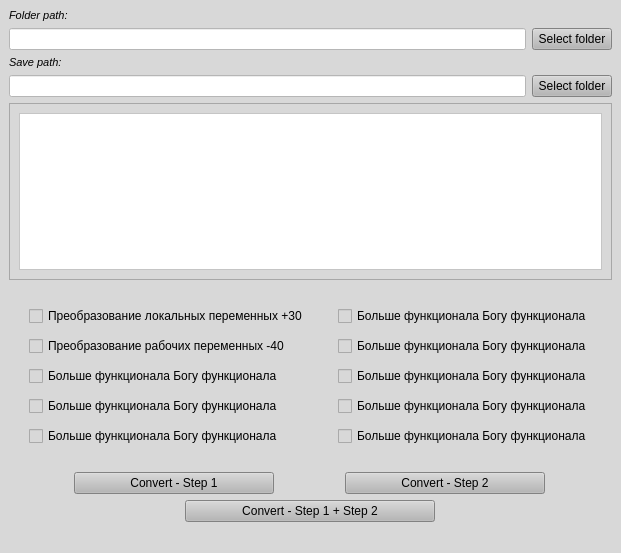
Qt form design.ui (licwim/Fanuc) before a commit.
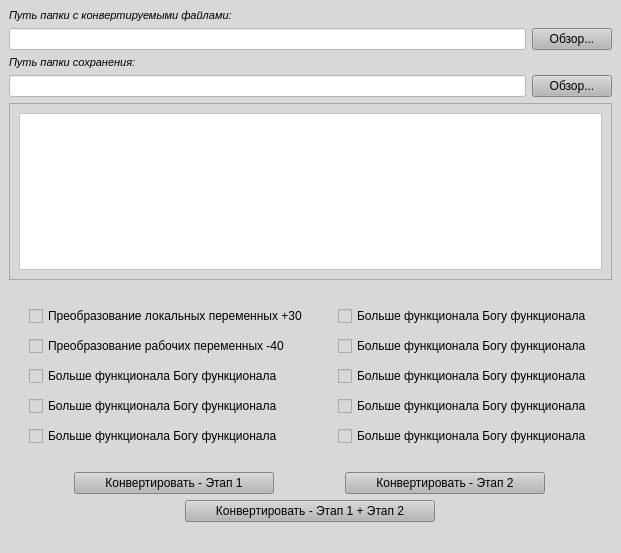
The same form after that commit. Icons and pictures are not drawn.

The edit to the form file:
```diff
--- a/design.ui
+++ b/design.ui
@@ -36,7 +36,7 @@
          <string notr="true">color: rgb(0, 0, 0);</string>
         </property>
         <property name="text">
-         <string>Folder path:</string>
+         <string>Путь папки с конвертируемыми файлами:</string>
         </property>
        </widget>
       </item>
@@ -53,7 +53,7 @@
 color: rgb(0, 0, 0);</string>
         </property>
         <property name="text">
-         <string>Select folder</string>
+         <string>Обзор...</string>
         </property>
        </widget>
       </item>
@@ -91,7 +91,7 @@
          <string notr="true">color: rgb(0, 0, 0);</string>
         </property>
         <property name="text">
-         <string>Save path:</string>
+         <string>Путь папки сохранения:</string>
         </property>
        </widget>
       </item>
@@ -111,7 +111,7 @@
          <locale language="English" country="UnitedStates"/>
         </property>
         <property name="text">
-         <string>Select folder</string>
+         <string>Обзор...</string>
         </property>
        </widget>
       </item>
@@ -292,7 +292,7 @@
 color: rgb(0, 0, 0);</string>
         </property>
         <property name="text">
-         <string>Convert - Step 1</string>
+         <string>Конвертировать - Этап 1</string>
         </property>
        </widget>
       </item>
@@ -309,7 +309,7 @@
 color: rgb(0, 0, 0);</string>
         </property>
         <property name="text">
-         <string>Convert - Step 2</string>
+         <string>Конвертировать - Этап 2</string>
         </property>
        </widget>
       </item>
@@ -330,7 +330,7 @@
 color: rgb(0, 0, 0);</string>
         </property>
         <property name="text">
-         <string>Convert - Step 1 + Step 2</string>
+         <string>Конвертировать - Этап 1 + Этап 2</string>
         </property>
        </widget>
       </item>
```
Left out of the diff: 2 changed lines with no effect on the pictures.
